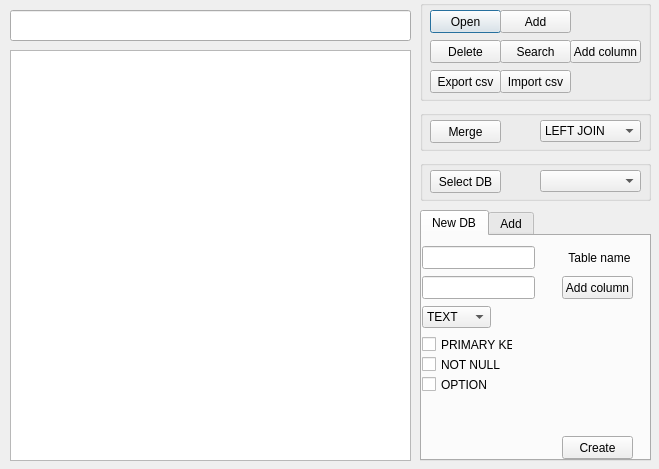
Before: the Qt Designer form UI.ui in Technic47/Home_work_Python_8, drawn with Qt 5.
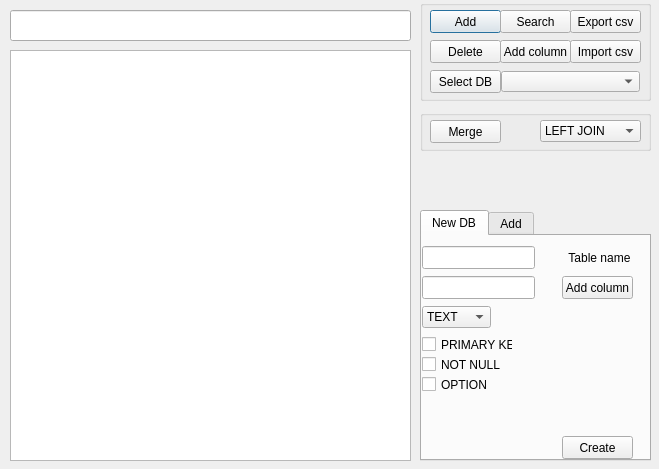
After: the same form once the commit is applied.

Commit message: "open" deleted (no need) Creation of a new DB rebuild

What changed in the file:
```diff
--- a/UI.ui
+++ b/UI.ui
@@ -25,23 +25,10 @@
    <property name="title">
     <string/>
    </property>
-   <widget class="QPushButton" name="btn_open">
-    <property name="geometry">
-     <rect>
-      <x>10</x>
-      <y>10</y>
-      <width>71</width>
-      <height>23</height>
-     </rect>
-    </property>
-    <property name="text">
-     <string>Open</string>
-    </property>
-   </widget>
    <widget class="QPushButton" name="btn_add">
     <property name="geometry">
      <rect>
-      <x>80</x>
+      <x>10</x>
       <y>10</y>
       <width>71</width>
       <height>23</height>
@@ -55,7 +42,7 @@
     <property name="geometry">
      <rect>
       <x>80</x>
-      <y>40</y>
+      <y>10</y>
       <width>71</width>
       <height>23</height>
      </rect>
@@ -80,8 +67,8 @@
    <widget class="QPushButton" name="btn_export_csv">
     <property name="geometry">
      <rect>
-      <x>10</x>
-      <y>70</y>
+      <x>150</x>
+      <y>10</y>
       <width>71</width>
       <height>23</height>
      </rect>
@@ -93,8 +80,8 @@
    <widget class="QPushButton" name="btn_import_csv">
     <property name="geometry">
      <rect>
-      <x>80</x>
-      <y>70</y>
+      <x>150</x>
+      <y>40</y>
       <width>71</width>
       <height>23</height>
      </rect>
@@ -106,7 +93,7 @@
    <widget class="QPushButton" name="add_col">
     <property name="geometry">
      <rect>
-      <x>150</x>
+      <x>80</x>
       <y>40</y>
       <width>71</width>
       <height>23</height>
@@ -116,6 +103,32 @@
      <string>Add column</string>
     </property>
    </widget>
+   <widget class="QPushButton" name="select_db">
+    <property name="geometry">
+     <rect>
+      <x>10</x>
+      <y>70</y>
+      <width>71</width>
+      <height>23</height>
+     </rect>
+    </property>
+    <property name="text">
+     <string>Select DB</string>
+    </property>
+   </widget>
+   <widget class="QComboBox" name="db_list">
+    <property name="geometry">
+     <rect>
+      <x>81</x>
+      <y>71</y>
+      <width>139</width>
+      <height>21</height>
+     </rect>
+    </property>
+    <property name="editable">
+     <bool>false</bool>
+    </property>
+   </widget>
   </widget>
   <widget class="QLineEdit" name="input">
    <property name="geometry">
@@ -217,45 +230,6 @@
     </item>
    </widget>
   </widget>
-  <widget class="QGroupBox" name="groupBox_3">
-   <property name="geometry">
-    <rect>
-     <x>420</x>
-     <y>160</y>
-     <width>231</width>
-     <height>41</height>
-    </rect>
-   </property>
-   <property name="title">
-    <string/>
-   </property>
-   <widget class="QPushButton" name="select_db">
-    <property name="geometry">
-     <rect>
-      <x>10</x>
-      <y>10</y>
-      <width>71</width>
-      <height>23</height>
-     </rect>
-    </property>
-    <property name="text">
-     <string>Select DB</string>
-    </property>
-   </widget>
-   <widget class="QComboBox" name="db_list">
-    <property name="geometry">
-     <rect>
-      <x>120</x>
-      <y>10</y>
-      <width>101</width>
-      <height>22</height>
-     </rect>
-    </property>
-    <property name="editable">
-     <bool>false</bool>
-    </property>
-   </widget>
-  </widget>
   <widget class="QTabWidget" name="tabWidget">
    <property name="geometry">
     <rect>
```
The commit also changes 6 other files.
